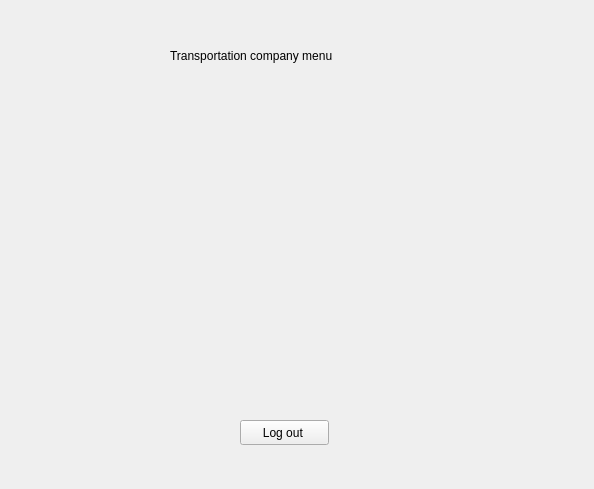
Old version of the form sdi_app/gui/menu_company.ui in the repository FratiaXd/SDI.
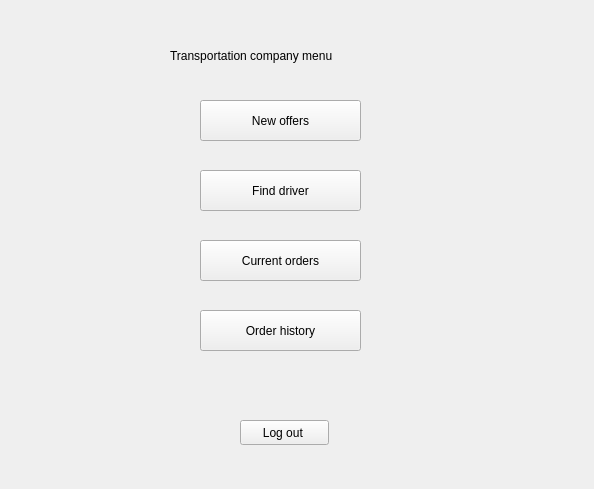
New version of the form.

Commit message: Menu gui upd

What changed in the file:
```diff
--- a/sdi_app/gui/menu_company.ui
+++ b/sdi_app/gui/menu_company.ui
@@ -49,6 +49,58 @@
       <string>Transportation company menu</string>
      </property>
     </widget>
+    <widget class="QPushButton" name="pushButton_2">
+     <property name="geometry">
+      <rect>
+       <x>200</x>
+       <y>100</y>
+       <width>161</width>
+       <height>41</height>
+      </rect>
+     </property>
+     <property name="text">
+      <string>New offers</string>
+     </property>
+    </widget>
+    <widget class="QPushButton" name="pushButton_3">
+     <property name="geometry">
+      <rect>
+       <x>200</x>
+       <y>170</y>
+       <width>161</width>
+       <height>41</height>
+      </rect>
+     </property>
+     <property name="text">
+      <string>Find driver</string>
+     </property>
+    </widget>
+    <widget class="QPushButton" name="pushButton_4">
+     <property name="geometry">
+      <rect>
+       <x>200</x>
+       <y>240</y>
+       <width>161</width>
+       <height>41</height>
+      </rect>
+     </property>
+     <property name="text">
+      <string>Current orders</string>
+     </property>
+    </widget>
+    <widget class="QPushButton" name="pushButton_5">
+     <property name="geometry">
+      <rect>
+       <x>200</x>
+       <y>310</y>
+       <width>161</width>
+       <height>41</height>
+      </rect>
+     </property>
+     <property name="text">
+      <string>Order history</string>
+     </property>
+    </widget>
    </widget>
    <widget class="QWidget" name="page_2"/>
   </widget>
```
The commit also changes 7 other files.
